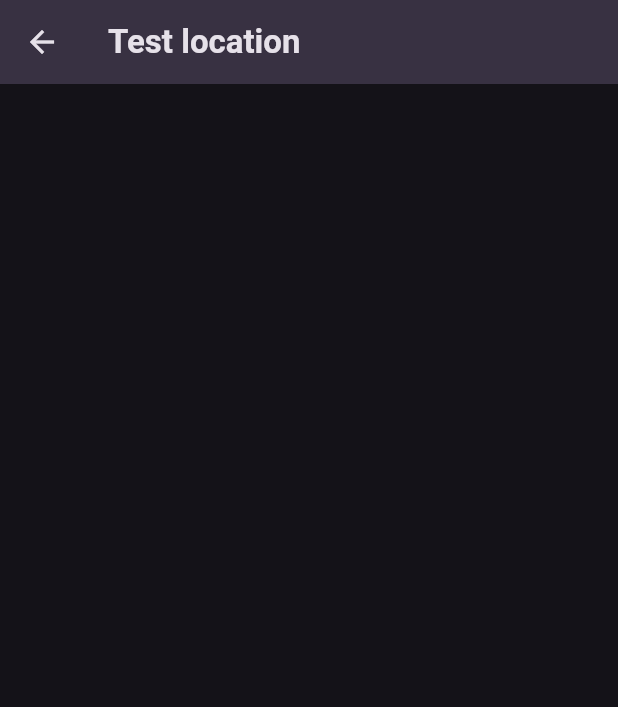
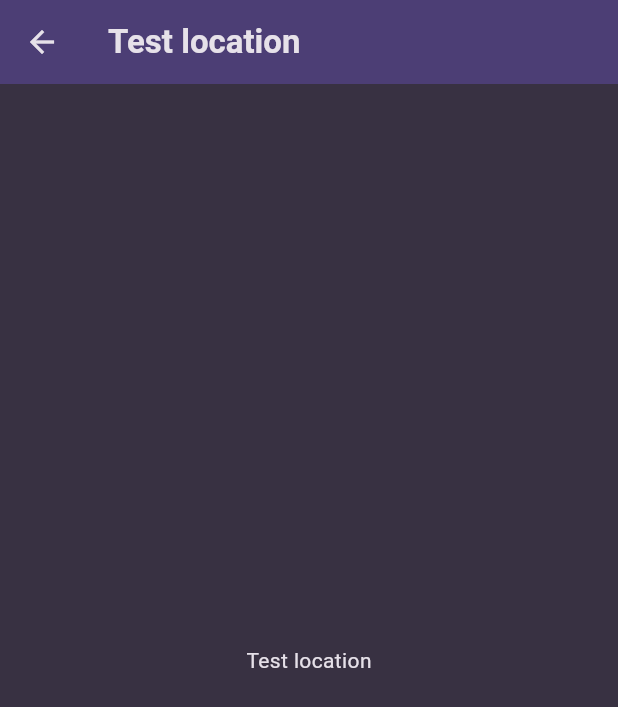
Before and after one commit to Leningram/favourite_places, a Flutter app: the screen it shows after launch, after a tap on "Test location", on a phone screen of 412 x 824 dp. Shown: the top 707 px of the screen. Run offline on Flutter 3.47's test engine with Material 3 defaults, Android fonts, the phone set to English and light mode, and no system bars; our stand-ins replace flutter_riverpod, google_fonts, riverpod.

Commit message:
locations list refactor

```diff
--- a/lib/main.dart
+++ b/lib/main.dart
@@ -1,4 +1,4 @@
-import 'package:favourite_places/presentation/screens/locations_list.dart';
+import 'package:favourite_places/presentation/screens/locations.dart';
 import 'package:flutter/material.dart';
 import 'package:flutter_riverpod/flutter_riverpod.dart';
 
@@ -11,7 +11,8 @@ final colorScheme = ColorScheme.fromSeed(
 );
 
 final theme = ThemeData().copyWith(
-  scaffoldBackgroundColor: colorScheme.background,
+  scaffoldBackgroundColor: colorScheme.surface,
+  appBarTheme: AppBarTheme(backgroundColor: colorScheme.primaryContainer),
   colorScheme: colorScheme,
   textTheme: GoogleFonts.ubuntuCondensedTextTheme().copyWith(
     titleSmall: GoogleFonts.ubuntuCondensed(
@@ -38,6 +39,6 @@ class MyApp extends StatelessWidget {
   @override
   Widget build(BuildContext context) {
     return MaterialApp(
-        title: 'Great Places', theme: theme, home: const LocationsList());
+        title: 'Great Places', theme: theme, home: const Locations());
   }
 }
--- a/lib/models/location.dart
+++ b/lib/models/location.dart
@@ -1,5 +1,9 @@
+import 'package:uuid/uuid.dart';
+
+final uuid = Uuid();
+
 class Location {
   String title;
   String id;
-  Location({required this.title}) : id = DateTime.now().toString();
+  Location({required this.title}) : id = uuid.v4();
 }
--- a/lib/presentation/screens/location_details.dart
+++ b/lib/presentation/screens/location_details.dart
@@ -9,6 +9,12 @@ class LocationDetails extends StatelessWidget {
   Widget build(BuildContext context) {
     return Scaffold(
       appBar: AppBar(title: Text(location.title)),
+      body: Center(
+        child: Text(
+          location.title,
+          style: TextStyle(color: Theme.of(context).colorScheme.onSurface),
+        ),
+      ),
     );
   }
 }
--- /dev/null
+++ b/lib/presentation/screens/locations.dart
@@ -0,0 +1,50 @@
+import 'package:favourite_places/models/location.dart';
+import 'package:favourite_places/presentation/screens/location_details.dart';
+import 'package:favourite_places/presentation/screens/new_location.dart';
+import 'package:favourite_places/presentation/widgets/locations_list.dart';
+import 'package:favourite_places/providers/locations_provider.dart';
+import 'package:flutter/material.dart';
+import 'package:flutter_riverpod/flutter_riverpod.dart';
+
+class Locations extends ConsumerWidget {
+  const Locations({super.key});
+
+  void _addLocation(BuildContext context) {
+    Navigator.of(context)
+        .push(MaterialPageRoute(builder: (ctx) => const NewLocation()));
+  }
+
+  void _removeLocation(WidgetRef ref, Location location) {
+    ref.read(locationsProvider.notifier).removeLocation(location.id);
+  }
+
+  void _selectLocation(BuildContext context, Location location) {
+    Navigator.of(context).push(MaterialPageRoute(
+        builder: (ctx) => LocationDetails(
+              location: location,
+            )));
+  }
+
+  @override
+  Widget build(BuildContext context, WidgetRef ref) {
+    final locations = ref.watch(locationsProvider);
+    return Scaffold(
+        appBar: AppBar(
+          title: const Text('Your places'),
+          actions: [
+            IconButton(
+              onPressed: () {
+                _addLocation(context);
+              },
+              icon: const Icon(Icons.add),
+            )
+          ],
+        ),
+        body: LocationsList(
+            selectLocation: (Location location) =>
+                _selectLocation(context, location),
+            locations: locations,
+            removeLocation: (Location location) =>
+                _removeLocation(ref, location)));
+  }
+}
--- a/lib/presentation/screens/locations_list.dart
+++ /dev/null
@@ -1,64 +0,0 @@
-import 'package:favourite_places/models/location.dart';
-import 'package:favourite_places/presentation/screens/location_details.dart';
-import 'package:favourite_places/presentation/screens/new_location.dart';
-import 'package:favourite_places/providers/locations_provider.dart';
-import 'package:flutter/material.dart';
-import 'package:flutter_riverpod/flutter_riverpod.dart';
-
-class LocationsList extends ConsumerWidget {
-  const LocationsList({super.key});
-
-  void _addLocation(BuildContext context) {
-    Navigator.of(context)
-        .push(MaterialPageRoute(builder: (ctx) => const NewLocation()));
-  }
-
-  void _removeLocation(WidgetRef ref, Location location) {
-    ref.read(locationsProvider.notifier).removeLocation(location.id);
-  }
-
-  void _selectLocation(BuildContext context, Location location) {
-    Navigator.of(context).push(MaterialPageRoute(
-        builder: (ctx) => LocationDetails(
-              location: location,
-            )));
-  }
-
-  @override
-  Widget build(BuildContext context, WidgetRef ref) {
-    final locations = ref.watch(locationsProvider);
-    return Scaffold(
-      appBar: AppBar(
-        title: const Text('Your places'),
-        actions: [
-          IconButton(
-            onPressed: () {
-              _addLocation(context);
-            },
-            icon: const Icon(Icons.add),
-          )
-        ],
-      ),
-      body: Padding(
-        padding: const EdgeInsets.symmetric(vertical: 10.0),
-        child: ListView.builder(
-            itemCount: locations.length,
-            itemBuilder: (ctx, index) => Dismissible(
-                  key: ValueKey(locations[index].id),
-                  onDismissed: (direction) {
-                    _removeLocation(ref, locations[index]);
-                  },
-                  child: ListTile(
-                      onTap: () => _selectLocation(context, locations[index]),
-                      title: Text(
-                        locations[index].title,
-                        style: const TextStyle(
-                            color: Colors.white,
-                            fontSize: 18,
-                            fontWeight: FontWeight.bold),
-                      )),
-                )),
-      ),
-    );
-  }
-}
--- a/lib/presentation/screens/new_location.dart
+++ b/lib/presentation/screens/new_location.dart
@@ -28,7 +28,7 @@ class _NewLocationState extends ConsumerState<NewLocation> {
           children: [
             TextField(
               controller: _enteredName,
-              style: const TextStyle(color: Colors.white),
+              style: TextStyle(color: Theme.of(context).colorScheme.onSurface),
               decoration: const InputDecoration(label: Text('Title')),
             ),
             const SizedBox(height: 30),
--- /dev/null
+++ b/lib/presentation/widgets/locations_list.dart
@@ -0,0 +1,45 @@
+import 'package:favourite_places/models/location.dart';
+import 'package:favourite_places/providers/locations_provider.dart';
+import 'package:flutter/material.dart';
+import 'package:flutter_riverpod/flutter_riverpod.dart';
+
+class LocationsList extends StatelessWidget {
+  const LocationsList({
+    super.key,
+    required this.selectLocation,
+    required this.locations,
+    required this.removeLocation
+  });
+
+  final List<Location> locations;
+  final Function(Location location) selectLocation;
+  final Function(Location location) removeLocation;
+
+  void _removeLocation(WidgetRef ref, Location location) {
+    ref.read(locationsProvider.notifier).removeLocation(location.id);
+  }
+
+  @override
+  Widget build(BuildContext context) {
+    return Padding(
+      padding: const EdgeInsets.symmetric(vertical: 10.0),
+      child: ListView.builder(
+          itemCount: locations.length,
+          itemBuilder: (ctx, index) => Dismissible(
+                key: ValueKey(locations[index].id),
+                onDismissed: (direction) {
+                  removeLocation(locations[index]);
+                },
+                child: ListTile(
+                    onTap: () => selectLocation(locations[index]),
+                    title: Text(
+                      locations[index].title,
+                      style: TextStyle(
+                          color: Theme.of(context).colorScheme.onSurface,
+                          fontSize: 18,
+                          fontWeight: FontWeight.bold),
+                    )),
+              )),
+    );
+  }
+}
--- a/pubspec.yaml
+++ b/pubspec.yaml
@@ -37,6 +37,7 @@ dependencies:
   cupertino_icons: ^1.0.6
   google_fonts: ^6.2.1
   flutter_riverpod: ^2.5.1
+  uuid: ^4.4.0
 
 dev_dependencies:
   flutter_test:
```
Also changed, not shown: pubspec.lock.
